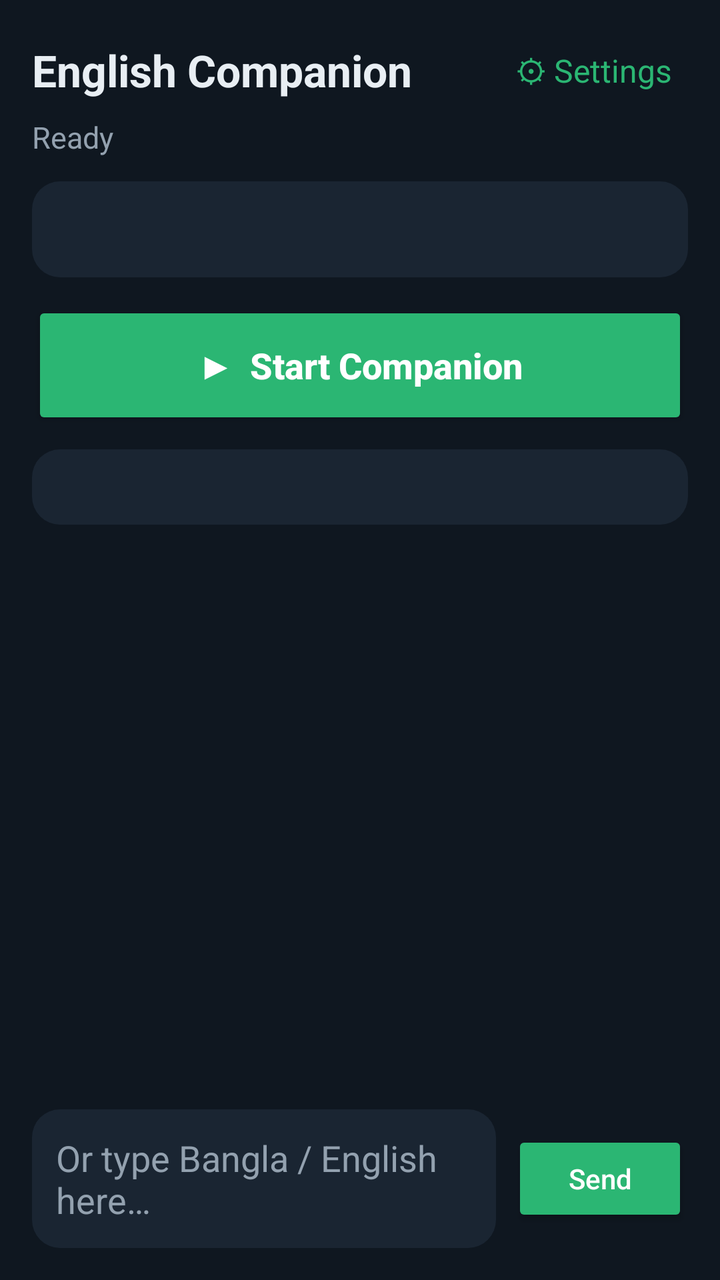
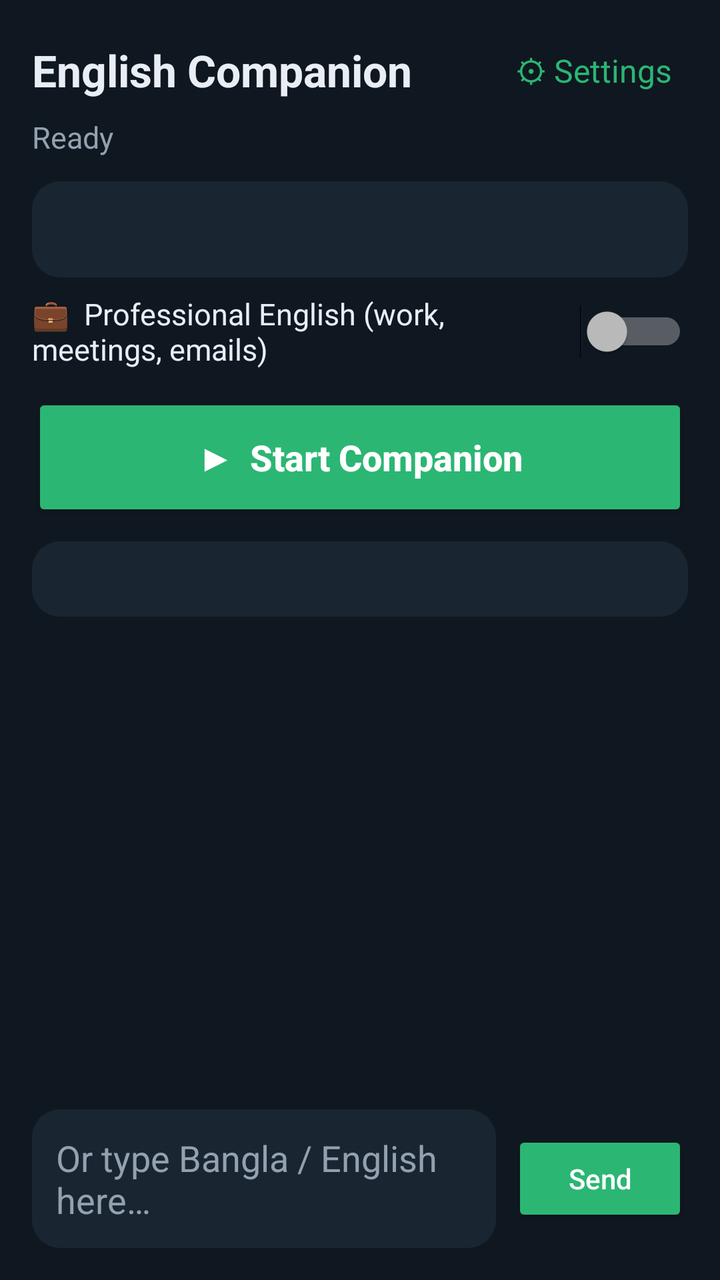

Compare the two renders of this Android layout. The source of the first and the diff that turns it into the second are given below.
<!-- AndroidManifest.xml: application theme AppTheme -->
<!-- res/layout/activity_main.xml -->
<?xml version="1.0" encoding="utf-8"?>
<LinearLayout xmlns:android="http://schemas.android.com/apk/res/android"
    android:layout_width="match_parent"
    android:layout_height="match_parent"
    android:orientation="vertical"
    android:fitsSystemWindows="true"
    android:padding="16dp">

    <LinearLayout
        android:layout_width="match_parent"
        android:layout_height="wrap_content"
        android:gravity="center_vertical"
        android:orientation="horizontal">

        <TextView
            android:layout_width="0dp"
            android:layout_height="wrap_content"
            android:layout_weight="1"
            android:text="English Companion"
            android:textColor="@color/text"
            android:textSize="22sp"
            android:textStyle="bold" />

        <TextView
            android:id="@+id/btnSettings"
            android:layout_width="wrap_content"
            android:layout_height="wrap_content"
            android:padding="8dp"
            android:text="⚙ Settings"
            android:textColor="@color/accent"
            android:textSize="16sp" />
    </LinearLayout>

    <TextView
        android:id="@+id/txtStatus"
        android:layout_width="wrap_content"
        android:layout_height="wrap_content"
        android:layout_marginTop="4dp"
        android:text="Ready"
        android:textColor="@color/muted"
        android:textSize="15sp" />

    <Spinner
        android:id="@+id/spinnerMode"
        android:layout_width="match_parent"
        android:layout_height="48dp"
        android:layout_marginTop="12dp"
        android:background="@drawable/rounded_card"
        android:paddingStart="8dp"
        android:paddingEnd="8dp" />

    <Button
        android:id="@+id/btnStart"
        android:layout_width="match_parent"
        android:layout_height="64dp"
        android:layout_marginTop="12dp"
        android:backgroundTint="@color/accent"
        android:text="▶  Start Companion"
        android:textAllCaps="false"
        android:textColor="#FFFFFF"
        android:textSize="18sp"
        android:textStyle="bold" />

    <TextView
        android:id="@+id/txtStats"
        android:layout_width="match_parent"
        android:layout_height="wrap_content"
        android:layout_marginTop="10dp"
        android:background="@drawable/rounded_card"
        android:padding="10dp"
        android:textColor="@color/muted"
        android:textSize="13sp" />

    <ScrollView
        android:id="@+id/scroll"
        android:layout_width="match_parent"
        android:layout_height="0dp"
        android:layout_marginTop="10dp"
        android:layout_weight="1">

        <LinearLayout
            android:id="@+id/logContainer"
            android:layout_width="match_parent"
            android:layout_height="wrap_content"
            android:orientation="vertical" />
    </ScrollView>

    <LinearLayout
        android:layout_width="match_parent"
        android:layout_height="wrap_content"
        android:layout_marginTop="8dp"
        android:gravity="center_vertical"
        android:orientation="horizontal">

        <EditText
            android:id="@+id/editText"
            android:layout_width="0dp"
            android:layout_height="wrap_content"
            android:layout_weight="1"
            android:background="@drawable/rounded_card"
            android:hint="Or type Bangla / English here…"
            android:inputType="textMultiLine|textCapSentences"
            android:maxLines="4"
            android:padding="12dp"
            android:textColor="@color/text"
            android:textColorHint="@color/muted" />

        <Button
            android:id="@+id/btnSend"
            android:layout_width="wrap_content"
            android:layout_height="wrap_content"
            android:layout_marginStart="8dp"
            android:backgroundTint="@color/accent"
            android:text="Send"
            android:textAllCaps="false"
            android:textColor="#FFFFFF" />
    </LinearLayout>
</LinearLayout>
<!-- resources referenced by this layout -->
<resources>
  <color name="accent">#2BB673</color>
  <color name="muted">#93A1AF</color>
  <color name="text">#E8EEF3</color>
  <!-- drawable rounded_card (drawable) -->
  <?xml version="1.0" encoding="utf-8"?>
  <shape xmlns:android="http://schemas.android.com/apk/res/android" android:shape="rectangle">
      <solid android:color="@color/card" />
      <corners android:radius="14dp" />
  </shape>
  <style name="AppTheme" parent="android:Theme.Material.NoActionBar">
          <item name="android:colorPrimary">@color/accent</item>
          <item name="android:colorAccent">@color/accent</item>
          <item name="android:windowBackground">@color/bg</item>
          <item name="android:statusBarColor">@color/bg</item>
          <item name="android:navigationBarColor">@color/bg</item>
          <item name="android:textColor">@color/text</item>
      </style>
  <color name="card">#1A2532</color>
  <color name="bg">#0F1720</color>
</resources>

<!-- the commit's change to res/layout/activity_main.xml (unified diff, before → after) -->
@@ -48,6 +48,15 @@
         android:background="@drawable/rounded_card"
         android:paddingStart="8dp"
         android:paddingEnd="8dp" />
+
+    <Switch
+        android:id="@+id/switchPro"
+        android:layout_width="match_parent"
+        android:layout_height="wrap_content"
+        android:layout_marginTop="8dp"
+        android:text="💼  Professional English (work, meetings, emails)"
+        android:textColor="@color/text"
+        android:textSize="15sp" />
 
     <Button
         android:id="@+id/btnStart"
